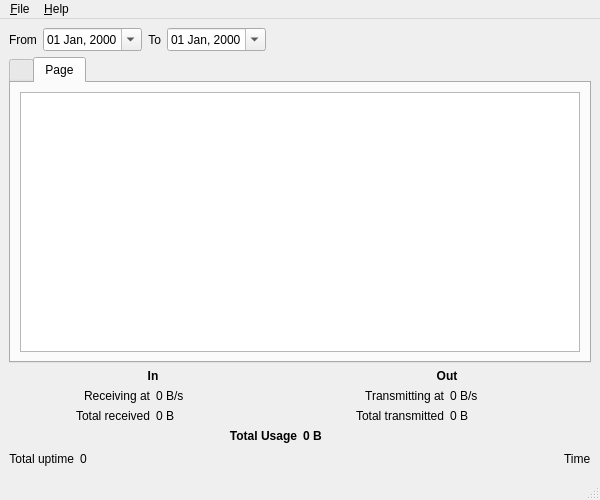
Old version of the form gui/mainwindow.ui in the repository nsmgr8/ifmon.
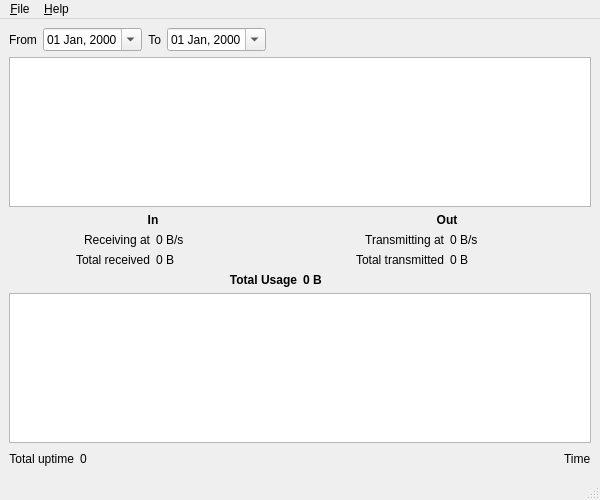
New version of the form. Custom widgets are drawn as their Qt base class.

Commit message: remove tabs

```diff
--- a/gui/mainwindow.ui
+++ b/gui/mainwindow.ui
@@ -87,42 +87,6 @@
       </item>
      </layout>
     </item>
-    <item row="1" column="0">
-     <widget class="QTabWidget" name="tabWidget">
-      <property name="currentIndex">
-       <number>1</number>
-      </property>
-      <widget class="QWidget" name="tabWidgetPage1" native="true">
-       <attribute name="title">
-        <string/>
-       </attribute>
-       <layout class="QGridLayout" name="gridLayout_2">
-        <item row="0" column="0">
-         <widget class="QTableView" name="tableView"/>
-        </item>
-       </layout>
-       <zorder>tableView</zorder>
-       <zorder>tableView</zorder>
-      </widget>
-      <widget class="QWidget" name="tab">
-       <attribute name="title">
-        <string>Page</string>
-       </attribute>
-       <layout class="QGridLayout" name="gridLayout_3">
-        <item row="0" column="0">
-         <widget class="GfxView" name="graphicsView">
-          <property name="sizePolicy">
-           <sizepolicy hsizetype="Preferred" vsizetype="Preferred">
-            <horstretch>0</horstretch>
-            <verstretch>0</verstretch>
-           </sizepolicy>
-          </property>
-         </widget>
-        </item>
-       </layout>
-      </widget>
-     </widget>
-    </item>
     <item row="2" column="0">
      <layout class="QHBoxLayout" name="horizontalLayout_2">
       <item>
@@ -252,7 +216,7 @@
       </item>
      </layout>
     </item>
-    <item row="4" column="0">
+    <item row="5" column="0">
      <layout class="QHBoxLayout" name="statusBarLayout">
       <item>
        <layout class="QHBoxLayout" name="horizontalLayout_3">
@@ -297,6 +261,19 @@
       </item>
      </layout>
     </item>
+    <item row="4" column="0">
+     <widget class="GfxView" name="graphicsView">
+      <property name="sizePolicy">
+       <sizepolicy hsizetype="Preferred" vsizetype="Preferred">
+        <horstretch>0</horstretch>
+        <verstretch>0</verstretch>
+       </sizepolicy>
+      </property>
+     </widget>
+    </item>
+    <item row="1" column="0">
+     <widget class="QTableView" name="tableView"/>
+    </item>
    </layout>
   </widget>
   <widget class="QMenuBar" name="menubar">
@@ -305,7 +282,7 @@
      <x>0</x>
      <y>0</y>
      <width>600</width>
-     <height>23</height>
+     <height>25</height>
     </rect>
    </property>
    <widget class="QMenu" name="menu_File">
```
The commit also changes 3 other files.
